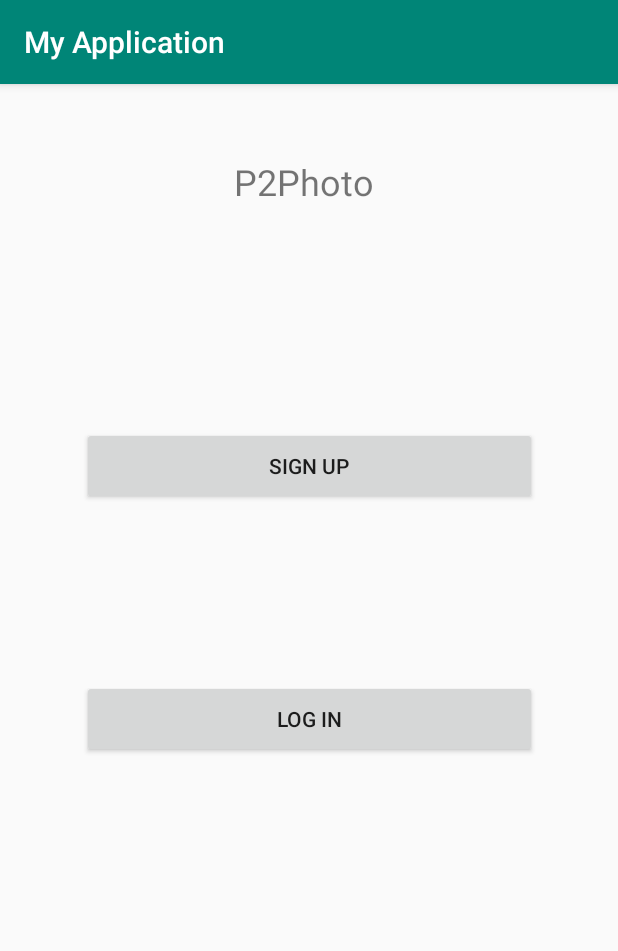
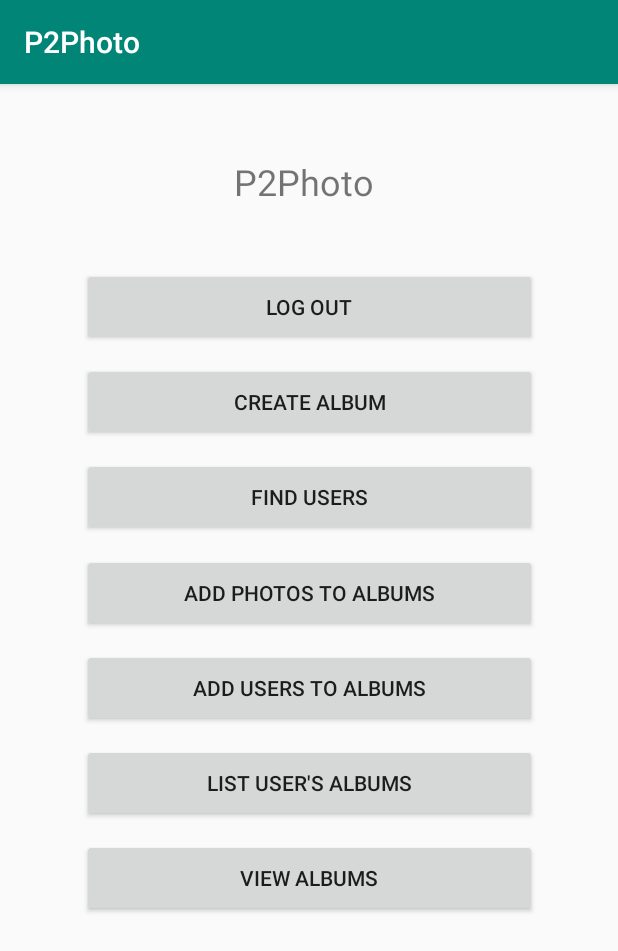
Before and after one commit to miguelmarques1904/cmu18-19, an Android app: the screen it shows after launch (MainActivity), on a phone screen of 412 x 824 dp. Shown: the top 951 px of the screen. Run offline under Robolectric (Android 15) with nearby library versions, the phone set to English and light mode, and no system bars.

Commit message:
Hardcoded Fixes

```diff
--- a/app/src/main/java/pt/ist/cmu/p2photo/MainActivity.java
+++ b/app/src/main/java/pt/ist/cmu/p2photo/MainActivity.java
@@ -8,7 +8,8 @@ import android.widget.Button;
 
 public class MainActivity extends AppCompatActivity {
 
-    public static boolean loggedIn = false;
+    //TODO change to false. it's true for testing purposes.
+    public static boolean loggedIn = true;
 
     Button signUp;
     Button login;
--- a/app/src/main/java/pt/ist/cmu/p2photo/SignUpActivity.java
+++ b/app/src/main/java/pt/ist/cmu/p2photo/SignUpActivity.java
@@ -4,9 +4,12 @@ import android.os.Bundle;
 import android.support.v7.app.AppCompatActivity;
 import android.view.View;
 import android.widget.Button;
+import android.widget.EditText;
 
 public class SignUpActivity extends AppCompatActivity {
 
+    EditText usernameField;
+    EditText passwordField;
     Button signUp;
     Button cancel;
 
@@ -14,6 +17,9 @@ public class SignUpActivity extends AppCompatActivity {
     protected void onCreate(Bundle savedInstanceState) {
         super.onCreate(savedInstanceState);
         setContentView(R.layout.activity_signup);
+
+        usernameField = (EditText) findViewById(R.id.signup_username);
+        passwordField = (EditText) findViewById(R.id.signup_password);
 
         signUp = (Button) findViewById(R.id.signup_signup);
         cancel = (Button) findViewById(R.id.signup_cancel);
--- a/app/src/main/res/layout/activity_main.xml
+++ b/app/src/main/res/layout/activity_main.xml
@@ -24,7 +24,7 @@
             android:layout_height="36dp"
             android:layout_centerHorizontal="true"
             android:layout_centerVertical="true"
-            android:text="P2Photo"
+            android:text="@string/p2photo"
             android:textSize="24sp"
             app:layout_constraintBottom_toBottomOf="parent"
             app:layout_constraintEnd_toEndOf="parent"
@@ -48,7 +48,7 @@
             android:layout_width="303dp"
             android:layout_height="52dp"
             android:onClick="signUpOnClick"
-            android:text="Sign Up"
+            android:text="@string/sign_up"
             app:layout_constraintBottom_toTopOf="@+id/login"
             app:layout_constraintEnd_toEndOf="parent"
             app:layout_constraintHorizontal_bias="0.5"
@@ -60,7 +60,7 @@
             android:layout_width="303dp"
             android:layout_height="52dp"
             android:onClick="logInMainOnClick"
-            android:text="Log in"
+            android:text="@string/log_in"
             app:layout_constraintBottom_toTopOf="@+id/createAlbum"
             app:layout_constraintEnd_toEndOf="parent"
             app:layout_constraintHorizontal_bias="0.5"
@@ -72,7 +72,7 @@
             android:layout_width="303dp"
             android:layout_height="52dp"
             android:onClick="createAlbumOnClick"
-            android:text="Create Album"
+            android:text="@string/create_album"
             android:visibility="gone"
             app:layout_constraintBottom_toTopOf="@+id/findUser"
             app:layout_constraintEnd_toEndOf="parent"
@@ -85,7 +85,7 @@
             android:layout_width="303dp"
             android:layout_height="52dp"
             android:onClick="findUserOnClick"
-            android:text="Find Users"
+            android:text="@string/find_users"
             android:visibility="gone"
             app:layout_constraintBottom_toTopOf="@+id/addPhoto"
             app:layout_constraintEnd_toEndOf="parent"
@@ -98,7 +98,7 @@
             android:layout_width="303dp"
             android:layout_height="52dp"
             android:onClick="addPhotoOnClick"
-            android:text="Add Photos to Albums"
+            android:text="@string/add_photos_to_albums"
             android:visibility="gone"
             app:layout_constraintBottom_toTopOf="@+id/addUser"
             app:layout_constraintEnd_toEndOf="parent"
@@ -111,7 +111,7 @@
             android:layout_width="303dp"
             android:layout_height="52dp"
             android:onClick="addUserOnClick"
-            android:text="Add Users to Albums"
+            android:text="@string/add_users_to_albums"
             android:visibility="gone"
             app:layout_constraintBottom_toTopOf="@+id/listUser"
             app:layout_constraintEnd_toEndOf="parent"
@@ -124,7 +124,7 @@
             android:layout_width="303dp"
             android:layout_height="52dp"
             android:onClick="listUserOnClick"
-            android:text="List User's Albums"
+            android:text="@string/list_user_s_albums"
             android:visibility="gone"
             app:layout_constraintBottom_toTopOf="@+id/viewAlbum"
             app:layout_constraintEnd_toEndOf="parent"
@@ -137,7 +137,7 @@
             android:layout_width="303dp"
             android:layout_height="52dp"
             android:onClick="viewAlbumOnClick"
-            android:text="View Albums"
+            android:text="@string/view_albums"
             android:visibility="gone"
             app:layout_constraintBottom_toBottomOf="parent"
             app:layout_constraintEnd_toEndOf="parent"
--- a/app/src/main/res/values/strings.xml
+++ b/app/src/main/res/values/strings.xml
@@ -1,3 +1,16 @@
 <resources>
-    <string name="app_name">My Application</string>
+    <string name="app_name">P2Photo</string>
+    <string name="sign_up">Sign Up</string>
+    <string name="log_in">Log in</string>
+    <string name="p2photo">P2Photo</string>
+    <string name="create_album">Create Album</string>
+    <string name="find_users">Find Users</string>
+    <string name="add_photos_to_albums">Add Photos to Albums</string>
+    <string name="add_users_to_albums">Add Users to Albums</string>
+    <string name="list_user_s_albums">List User\'s Albums</string>
+    <string name="view_albums">View Albums</string>
+    <string name="username">Username</string>
+    <string name="password">Password</string>
+    <string name="login">Login</string>
+    <string name="cancel">Cancel</string>
 </resources>
```
Also changed, not shown: app/src/main/java/pt/ist/cmu/p2photo/SignInActivity.java (+13 -4 lines), app/src/main/res/layout/activity_signin.xml (+10 -10 lines), app/src/main/res/layout/activity_signup.xml (+9 -9 lines).
